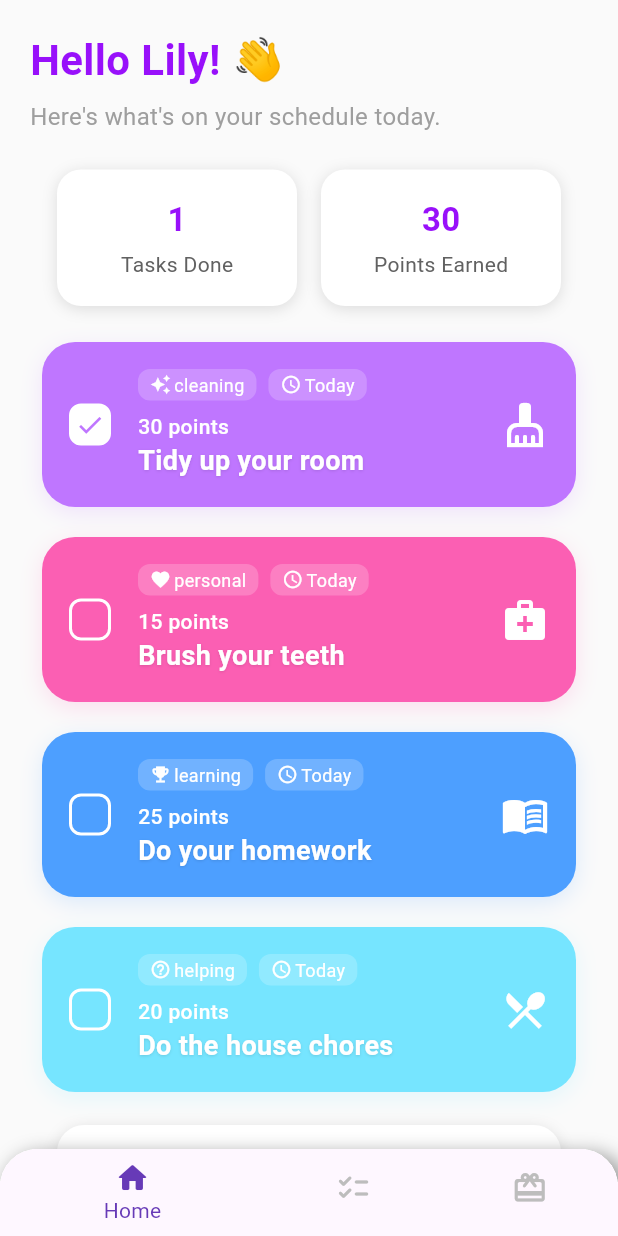
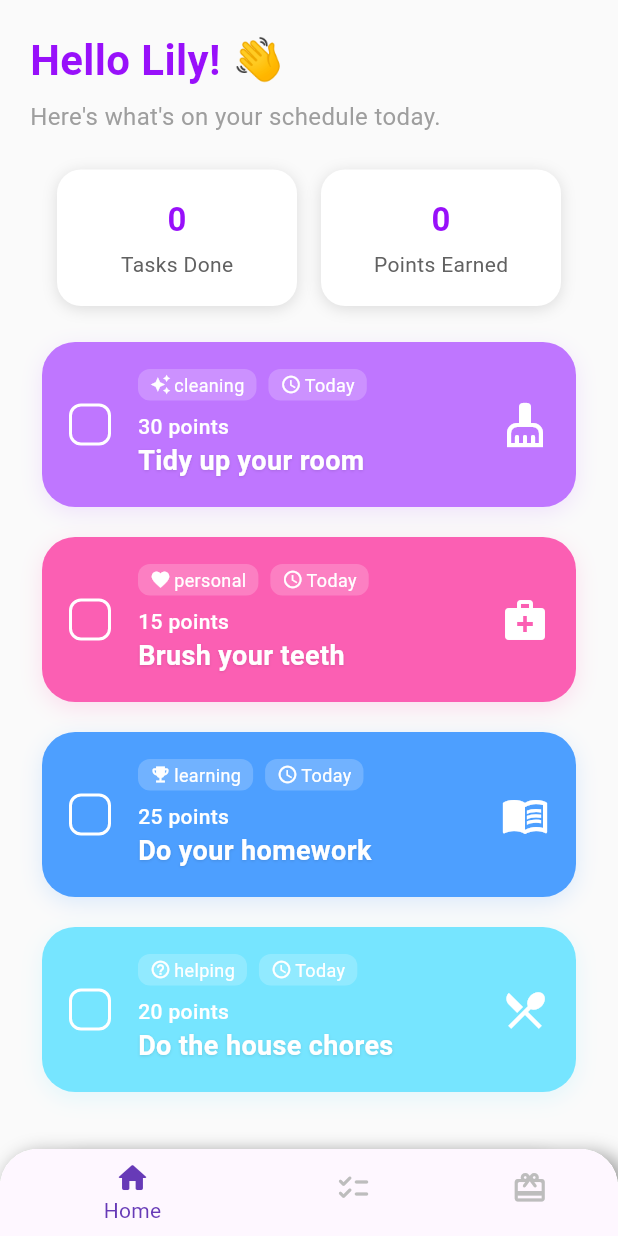
Before and after one commit to redthecoderist1000/kiddos, a Flutter app: the HomeC screen opened by its route, on a phone screen of 412 x 824 dp. Run offline on Flutter 3.47's test engine with Material 3 defaults, Android fonts, the phone set to English and light mode, and no system bars; our stand-ins replace carousel_slider, go_router, percent_indicator, sqflite; accounts and stored records are empty.

Commit message:
feat: implement HomeTask model and database helper, integrate task management in HomeC

```diff
--- /dev/null
+++ b/lib/db/home_task_db_helper.dart
@@ -0,0 +1,120 @@
+import 'package:sqflite/sqflite.dart';
+import 'package:path/path.dart';
+import 'package:flutter/material.dart';
+
+class HomeTask {
+  final int? id;
+  final String category;
+  final int points;
+  final String title;
+  final bool done;
+  final int iconCode;
+  final int iconColorValue;
+  final int colorValue;
+
+  HomeTask({
+    this.id,
+    required this.category,
+    required this.points,
+    required this.title,
+    required this.done,
+    required this.iconCode,
+    required this.iconColorValue,
+    required this.colorValue,
+  });
+
+  Map<String, dynamic> toMap() {
+    return {
+      'id': id,
+      'category': category,
+      'points': points,
+      'title': title,
+      'done': done ? 1 : 0,
+      'iconCode': iconCode,
+      'iconColorValue': iconColorValue,
+      'colorValue': colorValue,
+    };
+  }
+
+  factory HomeTask.fromMap(Map<String, dynamic> map) {
+    return HomeTask(
+      id: map['id'],
+      category: map['category'],
+      points: map['points'],
+      title: map['title'],
+      done: map['done'] == 1,
+      iconCode: map['iconCode'],
+      iconColorValue: map['iconColorValue'],
+      colorValue: map['colorValue'],
+    );
+  }
+}
+
+class HomeTaskDbHelper {
+  static final HomeTaskDbHelper instance = HomeTaskDbHelper._init();
+  static Database? _database;
+
+  HomeTaskDbHelper._init();
+
+  Future<Database> get database async {
+    if (_database != null) return _database!;
+    _database = await _initDB('home_tasks.db');
+    return _database!;
+  }
+
+  Future<Database> _initDB(String filePath) async {
+    final dbPath = await getDatabasesPath();
+    final path = join(dbPath, filePath);
+
+    return await openDatabase(
+      path,
+      version: 1,
+      onCreate: _createDB,
+    );
+  }
+
+  Future _createDB(Database db, int version) async {
+    await db.execute('''
+      CREATE TABLE home_tasks (
+        id INTEGER PRIMARY KEY AUTOINCREMENT,
+        category TEXT,
+        points INTEGER,
+        title TEXT,
+        done INTEGER,
+        iconCode INTEGER,
+        iconColorValue INTEGER,
+        colorValue INTEGER
+      )
+    ''');
+  }
+
+  Future<int> insertTask(HomeTask task) async {
+    final db = await instance.database;
+    return await db.insert('home_tasks', task.toMap());
+  }
+
+  Future<List<HomeTask>> getTasks() async {
+    final db = await instance.database;
+    final result = await db.query('home_tasks');
+    return result.map((map) => HomeTask.fromMap(map)).toList();
+  }
+
+  Future<int> updateTask(HomeTask task) async {
+    final db = await instance.database;
+    return await db.update(
+      'home_tasks',
+      task.toMap(),
+      where: 'id = ?',
+      whereArgs: [task.id],
+    );
+  }
+
+  Future<int> deleteTask(int id) async {
+    final db = await instance.database;
+    return await db.delete(
+      'home_tasks',
+      where: 'id = ?',
+      whereArgs: [id],
+    );
+  }
+}
--- a/lib/pages/child/homeC/homeC.dart
+++ b/lib/pages/child/homeC/homeC.dart
@@ -1,4 +1,5 @@
 import 'package:flutter/material.dart';
+import '../../../db/home_task_db_helper.dart';
 import 'home_page/home_stats.dart';
 import 'home_page/home_task_card.dart';
 import 'home_page/home_points_card.dart';
@@ -11,13 +12,97 @@ class HomeC extends StatefulWidget {
 }
 
 class _HomeCState extends State<HomeC> {
-  List<bool> doneStates = [true, false, false, false]; // Added 4th card state
+  List<HomeTask> tasks = [];
+
+  @override
+  void initState() {
+    super.initState();
+    _loadTasks();
+  }
+
+  Future<void> _loadTasks() async {
+    final dbTasks = await HomeTaskDbHelper.instance.getTasks();
+    // If database is empty, insert default tasks
+    if (dbTasks.isEmpty) {
+      await _insertDefaultTasks();
+      final newDbTasks = await HomeTaskDbHelper.instance.getTasks();
+      setState(() {
+        tasks = newDbTasks;
+      });
+    } else {
+      setState(() {
+        tasks = dbTasks;
+      });
+    }
+  }
+
+  Future<void> _insertDefaultTasks() async {
+    final defaultTasks = [
+      HomeTask(
+        category: 'cleaning',
+        points: 30,
+        title: 'Tidy up your room',
+        done: false,
+        iconCode: Icons.cleaning_services.codePoint,
+        iconColorValue: Colors.white.value,
+        colorValue: const Color(0xFFBF76FF).value,
+      ),
+      HomeTask(
+        category: 'personal',
+        points: 15,
+        title: 'Brush your teeth',
+        done: false,
+        iconCode: Icons.medical_services.codePoint,
+        iconColorValue: Colors.white.value,
+        colorValue: const Color(0xFFFB5FB3).value,
+      ),
+      HomeTask(
+        category: 'learning',
+        points: 25,
+        title: 'Do your homework',
+        done: false,
+        iconCode: Icons.menu_book.codePoint,
+        iconColorValue: Colors.white.value,
+        colorValue: const Color(0xFF4D9FFF).value,
+      ),
+      HomeTask(
+        category: 'helping',
+        points: 20,
+        title: 'Do the house chores',
+        done: false,
+        iconCode: Icons.local_dining.codePoint,
+        iconColorValue: Colors.white.value,
+        colorValue: const Color(0xFF76E5FF).value,
+      ),
+    ];
+    for (var task in defaultTasks) {
+      await HomeTaskDbHelper.instance.insertTask(task);
+    }
+  }
+
+  Future<void> _toggleDone(HomeTask task) async {
+    final updatedTask = HomeTask(
+      id: task.id,
+      category: task.category,
+      points: task.points,
+      title: task.title,
+      done: !task.done,
+      iconCode: task.iconCode,
+      iconColorValue: task.iconColorValue,
+      colorValue: task.colorValue,
+    );
+    await HomeTaskDbHelper.instance.updateTask(updatedTask);
+    _loadTasks();
+  }
 
   @override
   Widget build(BuildContext context) {
+    int completed = tasks.where((t) => t.done).length;
+    int total = tasks.length;
+    int points = tasks.where((t) => t.done).fold(0, (sum, t) => sum + t.points);
+
     return SingleChildScrollView(
-      padding: EdgeInsets.all(20),
-
+      padding: const EdgeInsets.all(20),
       child: Column(
         crossAxisAlignment: CrossAxisAlignment.start,
         children: [
@@ -51,79 +136,61 @@ class _HomeCState extends State<HomeC> {
           // Stats Row
           Padding(
             padding: const EdgeInsets.symmetric(horizontal: 18.0),
-            child: const HomeStats(),
+            child: HomeStats(
+              tasksDone: completed,
+              pointsEarned: points,
+            ),
           ),
           const SizedBox(height: 24),
 
           // Task Cards
           Padding(
             padding: const EdgeInsets.symmetric(horizontal: 8.0),
+            child: tasks.isEmpty
+                ? Center(
                     child: Column(
                       children: [
-                HomeTaskCard(
-                  color: const Color(0xFFBF76FF),
-                  icon: Icons.cleaning_services,
-                  iconColor: Colors.white,
-                  category: 'cleaning',
-                  points: 30,
-                  title: 'Tidy up your room',
-                  done: doneStates[0],
-                  onCheck: () {
-                    setState(() {
-                      doneStates[0] = !doneStates[0];
-                    });
-                  },
+                        const SizedBox(height: 40),
+                        Icon(Icons.inbox, size: 64, color: Colors.grey[300]),
+                        const SizedBox(height: 16),
+                        const Text(
+                          "Yey! No tasks yet!",
+                          style: TextStyle(fontSize: 18, color: Colors.grey),
                         ),
-                const SizedBox(height: 16),
-                HomeTaskCard(
-                  color: const Color(0xFFFB5FB3),
-                  icon: Icons.medical_services,
-                  iconColor: Colors.white,
-                  category: 'personal',
-                  points: 15,
-                  title: 'Brush your teeth',
-                  done: doneStates[1],
-                  onCheck: () {
-                    setState(() {
-                      doneStates[1] = !doneStates[1];
-                    });
-                  },
+                        const SizedBox(height: 8),
+                        const Align(
+                          alignment: Alignment.center,
+                          child: Text(
+                            "Enjoy your free time while you wait for your parent to add new tasks. 😊",
+                            style: TextStyle(fontSize: 14, color: Colors.grey),
+                            textAlign: TextAlign.center,
                           ),
-                const SizedBox(height: 16),
-                HomeTaskCard(
-                  color: const Color(0xFF4D9FFF),
-                  icon: Icons.menu_book,
-                  iconColor: Colors.white,
-                  category: 'learning',
-                  points: 25,
-                  title: 'Do your homework',
-                  done: doneStates[2],
-                  onCheck: () {
-                    setState(() {
-                      doneStates[2] = !doneStates[2];
-                    });
-                  },
-                ),
-                const SizedBox(height: 16),
-                HomeTaskCard(
-                  color: const Color(0xFF76E5FF),
-                  icon: Icons.local_dining,
-                  iconColor: Colors.white,
-                  category: 'helping',
-                  points: 20,
-                  title: 'Do the house chores',
-                  done: doneStates[3],
-                  onCheck: () {
-                    setState(() {
-                      doneStates[3] = !doneStates[3];
-                    });
-                  },
                         ),
                       ],
                     ),
+                  )
+                : Column(
+                    children: tasks.map((task) {
+                      return Column(
+                        children: [
+                          HomeTaskCard(
+                            color: Color(task.colorValue),
+                            icon: IconData(task.iconCode, fontFamily: 'MaterialIcons'),
+                            iconColor: Color(task.iconColorValue),
+                            category: task.category,
+                            points: task.points,
+                            title: task.title,
+                            done: task.done,
+                            onCheck: () => _toggleDone(task),
+                          ),
+                          const SizedBox(height: 16),
+                        ],
+                      );
+                    }).toList(),
+                  ),
           ),
 
-          HomePointsCard(points: 30, completed: 1, total: 4),
+          HomePointsCard(points: points, completed: completed, total: total),
         ],
       ),
     );
--- a/lib/pages/child/homeC/home_page/home_stats.dart
+++ b/lib/pages/child/homeC/home_page/home_stats.dart
@@ -1,18 +1,25 @@
 import 'package:flutter/material.dart';
 
 class HomeStats extends StatelessWidget {
-  const HomeStats({super.key});
+  final int tasksDone;
+  final int pointsEarned;
+
+  const HomeStats({
+    super.key,
+    required this.tasksDone,
+    required this.pointsEarned,
+  });
 
   @override
   Widget build(BuildContext context) {
     return Row(
       children: [
         Expanded(
-          child: _StatCard(label: 'Tasks Done', value: '1'),
+          child: _StatCard(label: 'Tasks Done', value: '$tasksDone'),
         ),
         const SizedBox(width: 16),
         Expanded(
-          child: _StatCard(label: 'Points Earned', value: '30'),
+          child: _StatCard(label: 'Points Earned', value: '$pointsEarned'),
         ),
       ],
     );
--- a/lib/pages/child/homeC/home_page/home_task_card.dart
+++ b/lib/pages/child/homeC/home_page/home_task_card.dart
@@ -8,7 +8,7 @@ class HomeTaskCard extends StatelessWidget {
   final int points;
   final String title;
   final bool done;
-  final VoidCallback? onCheck; // Add this
+  final VoidCallback? onCheck;
 
   const HomeTaskCard({
     super.key,
@@ -19,7 +19,7 @@ class HomeTaskCard extends StatelessWidget {
     required this.points,
     required this.title,
     required this.done,
-    this.onCheck, // Add this
+    this.onCheck,
   });
 
   @override
@@ -43,7 +43,7 @@ class HomeTaskCard extends StatelessWidget {
           Padding(
             padding: const EdgeInsets.all(18.0),
             child: GestureDetector(
-              onTap: onCheck, // Make check area tappable
+              onTap: onCheck,
               child: Container(
                 width: 28,
                 height: 28,
--- a/pubspec.yaml
+++ b/pubspec.yaml
@@ -31,12 +31,15 @@ dependencies:
   flutter:
     sdk: flutter
 
+
   # The following adds the Cupertino Icons font to your application.
   # Use with the CupertinoIcons class for iOS style icons.
   cupertino_icons: ^1.0.8
   go_router: ^16.1.0
   carousel_slider: ^5.1.1
   percent_indicator: ^4.2.5
+  sqflite: ^2.3.3
+  path: ^1.9.0
 
 dev_dependencies:
   flutter_test:
```
Also changed, not shown: pubspec.lock, 1 other file. Lines whose indentation alone changed are shown as unchanged.
